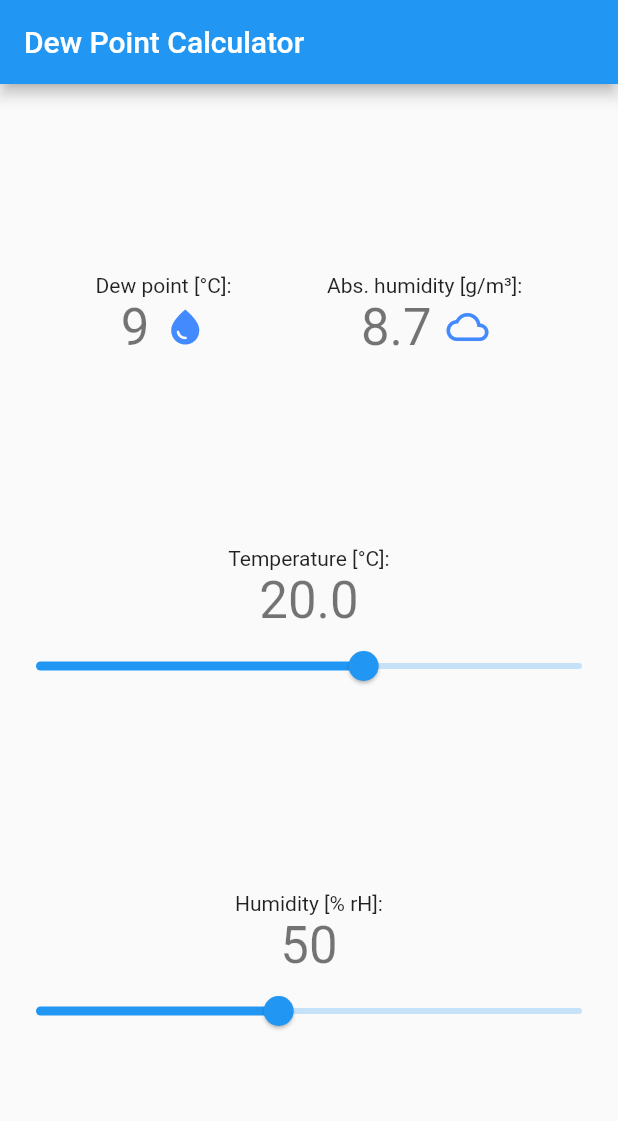
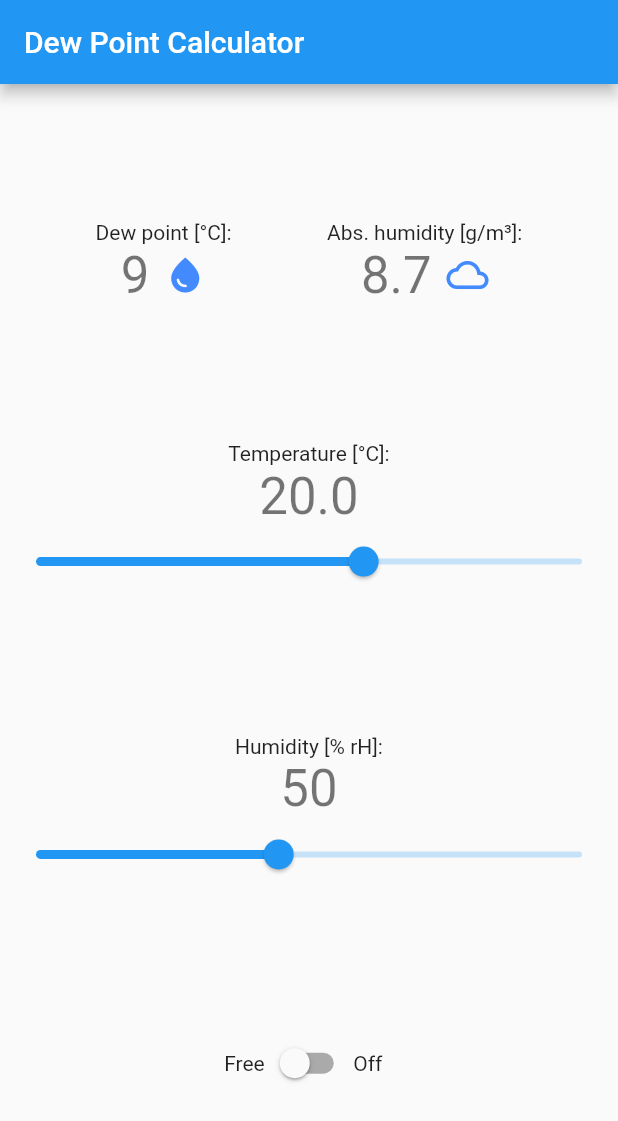
Before and after one commit to berdroid/dewpoint, a Flutter app: the screen it shows after launch, on a phone screen of 412 x 824 dp. Shown: the top 1121 px of the screen. Run offline on Flutter 3.47's test engine with Material 2 defaults, Android fonts, the phone set to English and light mode, and no system bars; our stand-ins replace flutter_hooks.

Commit message:
added switch to lock dew point, calculate matching temperature or humidity

```diff
--- a/lib/main.dart
+++ b/lib/main.dart
@@ -1,4 +1,7 @@
+import 'dart:math';
+
 import 'package:dewpoint/dewpoint.dart';
+import 'package:dewpoint/widgets/options_switch.dart';
 import 'package:dewpoint/widgets/state_display.dart';
 import 'package:dewpoint/widgets/value_slider.dart';
 import 'package:flutter/material.dart';
@@ -29,13 +32,44 @@ class MyHomePage extends HookWidget {
 
   final String title;
 
+  static const temperatureMin = -10.0;
+  static const temperatureMax = 40.0;
+
+  static const humidityMin = 10.0;
+  static const humidityMax = 100.0;
+
   @override
   Widget build(BuildContext context) {
     final temperature = useState(20.0);
     final humidity = useState(50.0);
+    final dewPoint = useState(9.0);
+    final absHumidity = useState(8.7);
+    final lockDewPoint = useState(false);
 
-    final dewPoint = DewPoint.calcDewPoint(temperature.value, humidity.value);
-    final absHumidity = DewPoint.calcAbsoluteHumidity(temperature.value, humidity.value);
+    void _updateTemperature(double t) {
+      if (lockDewPoint.value) {
+        final tMax = DewPoint.calcTemperature(humidityMin + 0.1, dewPoint.value);
+        temperature.value = min(max(t, dewPoint.value), tMax);
+        humidity.value = DewPoint.calcRelativeHumidity(temperature.value, dewPoint.value);
+      } else {
+        temperature.value = t;
+        dewPoint.value = DewPoint.calcDewPoint(temperature.value, humidity.value);
+        absHumidity.value = DewPoint.calcAbsoluteHumidity(temperature.value, humidity.value);
+      }
+    }
+
+    void _updateHumidity(double h) {
+      if (lockDewPoint.value) {
+        final hMin = DewPoint.calcRelativeHumidity(temperatureMax - 0.1, dewPoint.value);
+        final hMax = DewPoint.calcRelativeHumidity(temperatureMin + 0.1, dewPoint.value);
+        humidity.value = min(max(h, hMin), hMax);
+        temperature.value = DewPoint.calcTemperature(humidity.value, dewPoint.value);
+      } else {
+        humidity.value = h;
+        dewPoint.value = DewPoint.calcDewPoint(temperature.value, humidity.value);
+        absHumidity.value = DewPoint.calcAbsoluteHumidity(temperature.value, humidity.value);
+      }
+    }
 
     return Scaffold(
       appBar: AppBar(
@@ -50,12 +84,12 @@ class MyHomePage extends HookWidget {
               crossAxisAlignment: CrossAxisAlignment.center,
               children: [
                 StateDisplay(
-                  value: dewPoint,
+                  value: dewPoint.value,
                   caption: 'Dew point [°C]:',
-                  iconData: dewPoint > 0 ? Icons.water_drop : Icons.ac_unit,
+                  iconData: dewPoint.value > 0 ? Icons.water_drop : Icons.ac_unit,
                 ),
                 StateDisplay(
-                  value: absHumidity,
+                  value: absHumidity.value,
                   decimals: 1,
                   caption: 'Abs. humidity [g/m³]:',
                   iconData: Icons.cloud_outlined,
@@ -64,18 +98,24 @@ class MyHomePage extends HookWidget {
             ),
             ValueSlider(
               value: temperature.value,
-              valueMin: -10,
-              valueMax: 40,
+              valueMin: temperatureMin,
+              valueMax: temperatureMax,
               decimals: 1,
               caption: 'Temperature [°C]:',
-              onChanged: (t) => temperature.value = t,
+              onChanged: _updateTemperature,
             ),
             ValueSlider(
               value: humidity.value,
-              valueMin: 10,
-              valueMax: 100,
+              valueMin: humidityMin,
+              valueMax: humidityMax,
               caption: 'Humidity [% rH]:',
-              onChanged: (h) => humidity.value = h,
+              onChanged: _updateHumidity,
+            ),
+            OptionSwitch(
+              captionOff: 'Free',
+              captionOn: 'Off',
+              state: lockDewPoint.value,
+              onChanged: (lock) => lockDewPoint.value = lock,
             ),
           ],
         ),
--- /dev/null
+++ b/lib/widgets/options_switch.dart
@@ -0,0 +1,44 @@
+import 'package:flutter/material.dart';
+
+class OptionSwitch extends StatelessWidget {
+  const OptionSwitch({
+    super.key,
+    required this.captionOff,
+    required this.captionOn,
+    required this.state,
+    this.onChanged,
+  });
+
+  final String captionOff;
+  final String captionOn;
+  final bool state;
+  final void Function(bool state)? onChanged;
+
+  @override
+  Widget build(BuildContext context) {
+    return Row(
+      children: [
+        Flexible(
+          flex: 1,
+          fit: FlexFit.tight,
+          child: Text(
+            captionOff,
+            textAlign: TextAlign.end,
+          ),
+        ),
+        Switch.adaptive(
+          value: state,
+          onChanged: onChanged,
+        ),
+        Flexible(
+          flex: 1,
+          fit: FlexFit.tight,
+          child: Text(
+            captionOn,
+            textAlign: TextAlign.start,
+          ),
+        ),
+      ],
+    );
+  }
+}
```
